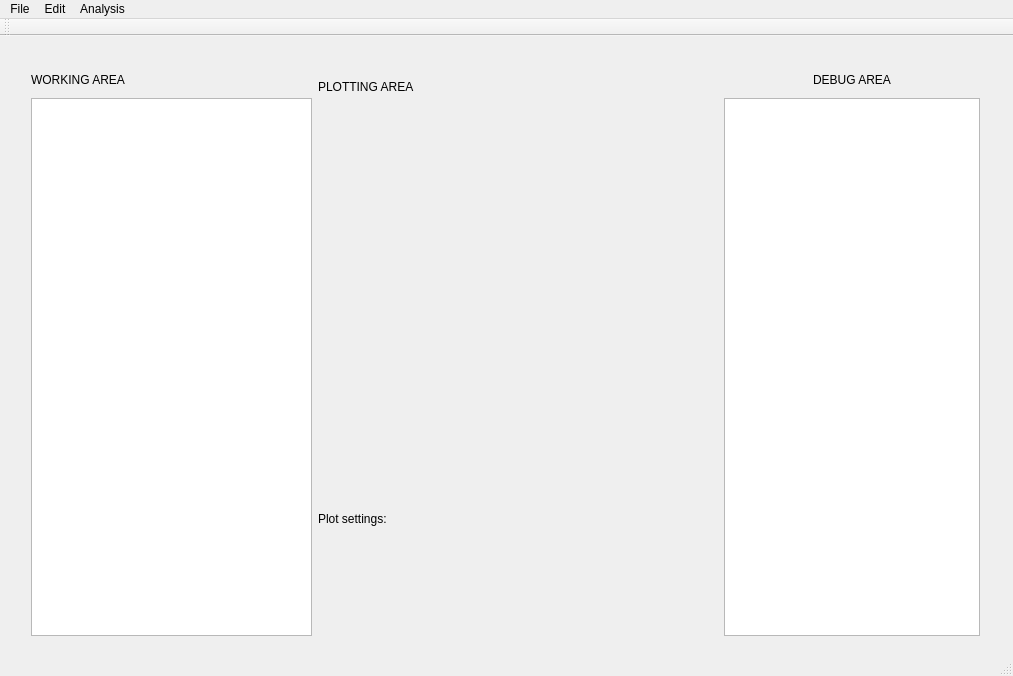
This is gui/ui/mainwindow.ui in gf712/AbPyTools-Qt as Qt 5 draws it before an edit. The edited form follows.
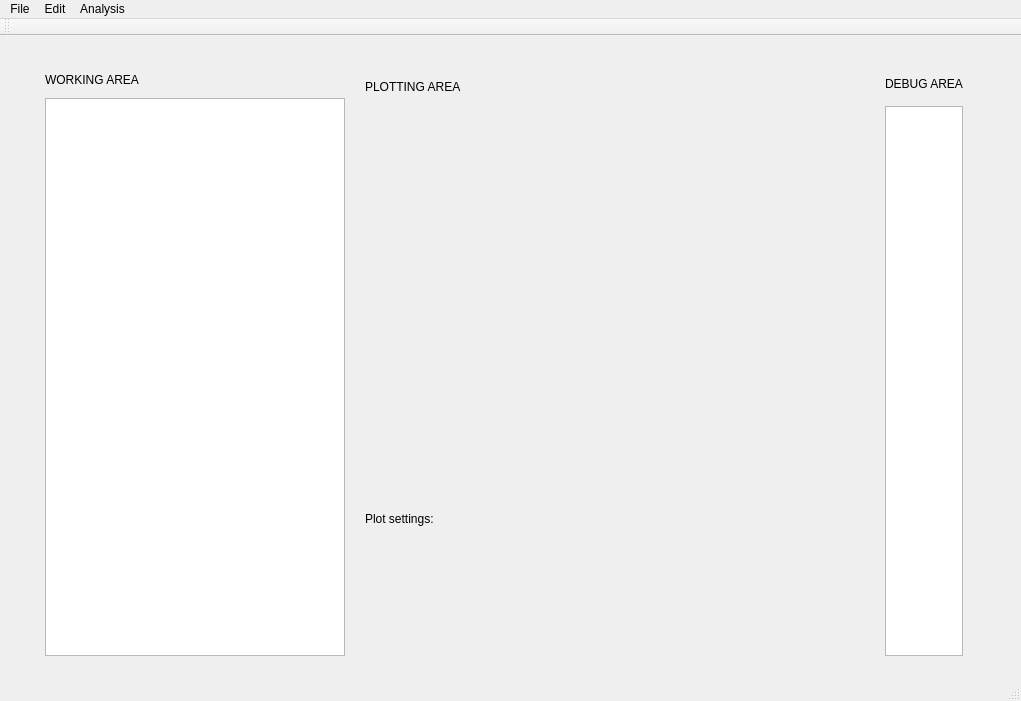
This is the edited form. Custom widgets are drawn as their Qt base class.

What changed in the file:
```diff
--- a/gui/ui/mainwindow.ui
+++ b/gui/ui/mainwindow.ui
@@ -9,21 +9,21 @@
    <rect>
     <x>0</x>
     <y>0</y>
-    <width>1013</width>
-    <height>676</height>
+    <width>1021</width>
+    <height>701</height>
    </rect>
   </property>
   <property name="windowTitle">
    <string>MainWindow</string>
   </property>
   <widget class="QWidget" name="centralWidget">
-   <widget class="QWidget" name="">
+   <widget class="QWidget" name="layoutWidget">
     <property name="geometry">
      <rect>
       <x>20</x>
       <y>20</y>
       <width>971</width>
-      <height>591</height>
+      <height>611</height>
      </rect>
     </property>
     <layout class="QGridLayout" name="gridLayout">
@@ -94,6 +94,9 @@
          </property>
         </widget>
        </item>
+       <item>
+        <layout class="QHBoxLayout" name="iconLayout"/>
+       </item>
       </layout>
      </item>
      <item row="0" column="0" rowspan="3">
@@ -122,7 +125,7 @@
          <property name="maximumSize">
           <size>
            <width>300</width>
-           <height>550</height>
+           <height>580</height>
           </size>
          </property>
         </widget>
@@ -150,7 +153,7 @@
     <rect>
      <x>0</x>
      <y>0</y>
-     <width>1013</width>
+     <width>1021</width>
      <height>22</height>
     </rect>
    </property>
```
